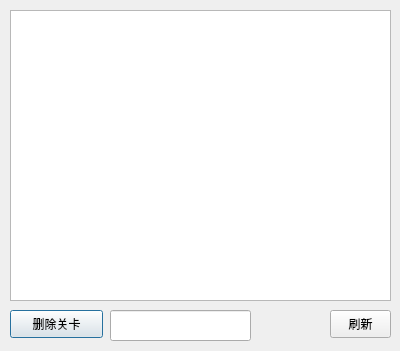
First picture: the form in timeshowdlg.ui, repository cppIdiot/akscript, before the edit.
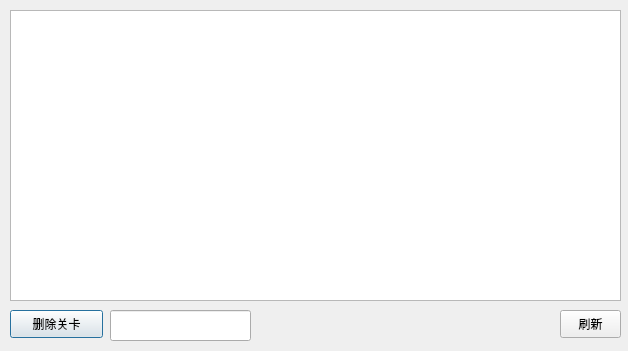
Second picture: the form after the edit.

```diff
--- a/timeshowdlg.ui
+++ b/timeshowdlg.ui
@@ -6,7 +6,7 @@
    <rect>
     <x>0</x>
     <y>0</y>
-    <width>400</width>
+    <width>628</width>
     <height>351</height>
    </rect>
   </property>
@@ -50,7 +50,7 @@
     <rect>
      <x>10</x>
      <y>10</y>
-     <width>381</width>
+     <width>611</width>
      <height>291</height>
     </rect>
    </property>
@@ -58,7 +58,7 @@
   <widget class="QPushButton" name="flushT">
    <property name="geometry">
     <rect>
-     <x>330</x>
+     <x>560</x>
      <y>310</y>
      <width>61</width>
      <height>28</height>
```
